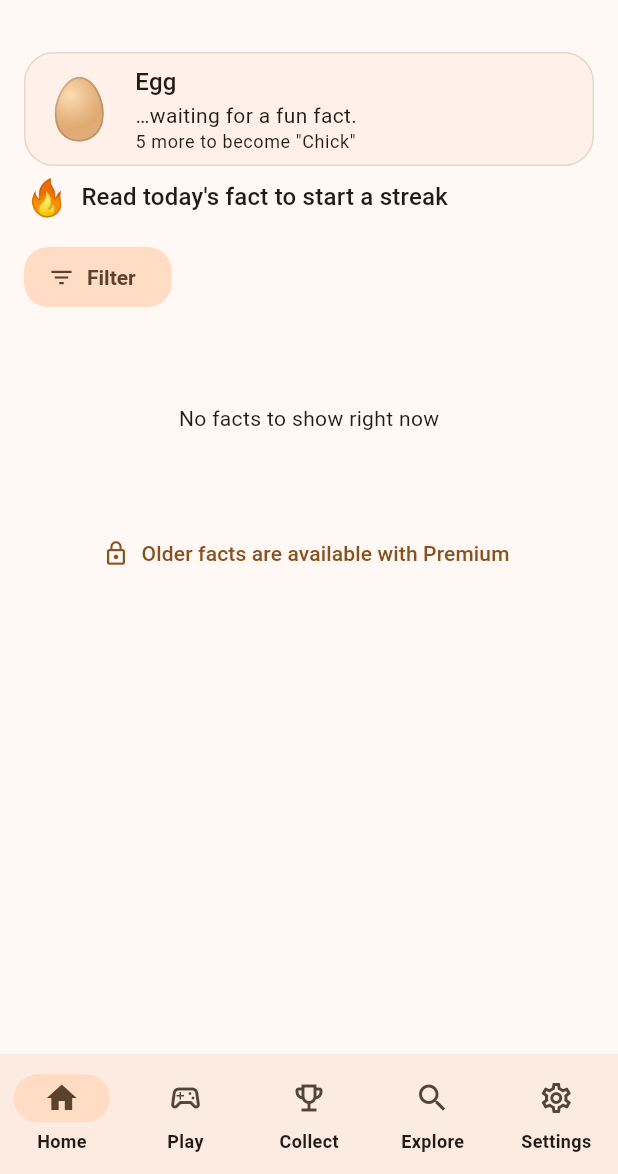
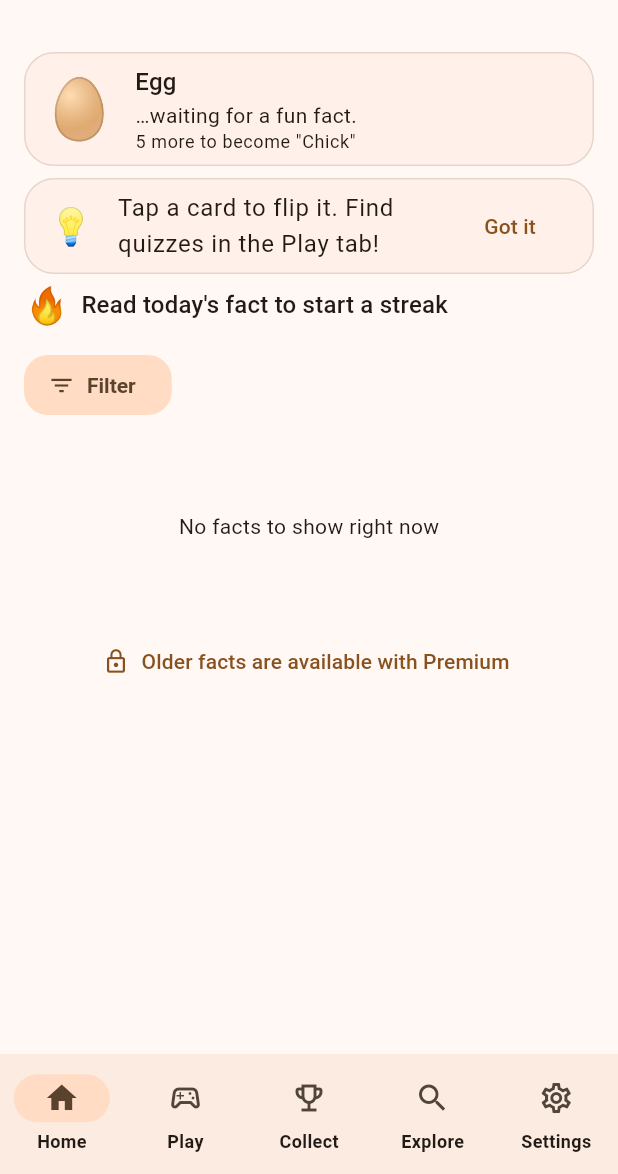
Before and after one commit to zka32101/knowly, a Flutter app: the HomeScreen screen opened by its route, on a phone screen of 412 x 824 dp, the part 62-1236 px from its top. Run offline on Flutter 3.47's test engine with Material 3 defaults, Android fonts, the phone set to English and light mode, and no system bars; our stand-ins replace audio_service, firebase_core, flutter_local_notifications, flutter_riverpod, flutter_timezone, flutter_tts and 4 more; missing offline and left inert: cross_promo_kit, home_widget, purchases_flutter; accounts and stored records are empty.

Commit message:
UX: one-time home tips banner (hintsSeen)
Co-Authored-By: Claude Sonnet 5.5 <noreply@anthropic.com>
Claude-Session: https://claude.ai/code/session_01TV5FS5z2TaHhGRMDVKXkpw

```diff
--- a/lib/l10n/app_en.arb
+++ b/lib/l10n/app_en.arb
@@ -6,6 +6,8 @@
   "languageJa": "日本語",
   "languageEn": "English",
   "continueButton": "Next",
+  "hintHomeTips": "Tap a card to flip it. Find quizzes in the Play tab!",
+  "hintGotIt": "Got it",
   "onboardingSkip": "Maybe later",
   "onboardingPickBand": "Or just pick what fits best",
   "birthYearTitle": "Choose your birth year",
--- a/lib/l10n/app_es.arb
+++ b/lib/l10n/app_es.arb
@@ -6,6 +6,8 @@
   "languageJa": "日本語",
   "languageEn": "English",
   "continueButton": "Siguiente",
+  "hintHomeTips": "Toca una tarjeta para girarla. ¡En «Jugar» hay quizzes!",
+  "hintGotIt": "Entendido",
   "onboardingSkip": "Más tarde",
   "onboardingPickBand": "O elige lo que mejor te encaje",
   "birthYearTitle": "Elige tu año de nacimiento",
--- a/lib/l10n/app_ja.arb
+++ b/lib/l10n/app_ja.arb
@@ -6,6 +6,8 @@
   "languageJa": "日本語",
   "languageEn": "English",
   "continueButton": "つぎへ",
+  "hintHomeTips": "カードを タップすると めくれるよ。「あそぶ」には クイズも あるよ！",
+  "hintGotIt": "わかった",
   "onboardingSkip": "あとで",
   "onboardingPickBand": "年齢にいちばん近いものを選んでください",
   "birthYearTitle": "生まれた年を えらんでください",
--- a/lib/l10n/app_ko.arb
+++ b/lib/l10n/app_ko.arb
@@ -6,6 +6,8 @@
   "languageJa": "日本語",
   "languageEn": "English",
   "continueButton": "다음",
+  "hintHomeTips": "카드를 누르면 뒤집혀요. ‘놀기’에는 퀴즈도 있어요!",
+  "hintGotIt": "알겠어요",
   "onboardingSkip": "나중에",
   "onboardingPickBand": "또는 가장 알맞은 것을 골라 주세요",
   "birthYearTitle": "태어난 해를 선택하세요",
--- a/lib/l10n/app_localizations.dart
+++ b/lib/l10n/app_localizations.dart
@@ -140,6 +140,18 @@ abstract class AppLocalizations {
   /// **'つぎへ'**
   String get continueButton;
 
+  /// No description provided for @hintHomeTips.
+  ///
+  /// In ja, this message translates to:
+  /// **'カードを タップすると めくれるよ。「あそぶ」には クイズも あるよ！'**
+  String get hintHomeTips;
+
+  /// No description provided for @hintGotIt.
+  ///
+  /// In ja, this message translates to:
+  /// **'わかった'**
+  String get hintGotIt;
+
   /// No description provided for @onboardingSkip.
   ///
   /// In ja, this message translates to:
--- a/lib/l10n/app_localizations_en.dart
+++ b/lib/l10n/app_localizations_en.dart
@@ -25,6 +25,13 @@ class AppLocalizationsEn extends AppLocalizations {
 
   @override
   String get continueButton => 'Next';
+
+  @override
+  String get hintHomeTips =>
+      'Tap a card to flip it. Find quizzes in the Play tab!';
+
+  @override
+  String get hintGotIt => 'Got it';
 
   @override
   String get onboardingSkip => 'Maybe later';
--- a/lib/l10n/app_localizations_ja.dart
+++ b/lib/l10n/app_localizations_ja.dart
@@ -25,6 +25,12 @@ class AppLocalizationsJa extends AppLocalizations {
 
   @override
   String get continueButton => 'つぎへ';
+
+  @override
+  String get hintHomeTips => 'カードを タップすると めくれるよ。「あそぶ」には クイズも あるよ！';
+
+  @override
+  String get hintGotIt => 'わかった';
 
   @override
   String get onboardingSkip => 'あとで';
--- a/lib/l10n/app_localizations_ko.dart
+++ b/lib/l10n/app_localizations_ko.dart
@@ -25,6 +25,12 @@ class AppLocalizationsKo extends AppLocalizations {
 
   @override
   String get continueButton => '다음';
+
+  @override
+  String get hintHomeTips => '카드를 누르면 뒤집혀요. ‘놀기’에는 퀴즈도 있어요!';
+
+  @override
+  String get hintGotIt => '알겠어요';
 
   @override
   String get onboardingSkip => '나중에';
--- a/lib/l10n/app_localizations_zh.dart
+++ b/lib/l10n/app_localizations_zh.dart
@@ -25,6 +25,12 @@ class AppLocalizationsZh extends AppLocalizations {
 
   @override
   String get continueButton => '下一步';
+
+  @override
+  String get hintHomeTips => '点按卡片可以翻面。“玩”里还有测验哦！';
+
+  @override
+  String get hintGotIt => '知道了';
 
   @override
   String get onboardingSkip => '稍后再说';
--- a/lib/l10n/app_zh.arb
+++ b/lib/l10n/app_zh.arb
@@ -6,6 +6,8 @@
   "languageJa": "日本語",
   "languageEn": "English",
   "continueButton": "下一步",
+  "hintHomeTips": "点按卡片可以翻面。“玩”里还有测验哦！",
+  "hintGotIt": "知道了",
   "onboardingSkip": "稍后再说",
   "onboardingPickBand": "或者直接选择最合适的",
   "birthYearTitle": "请选择出生年份",
--- a/lib/l10n/ja_styles.dart
+++ b/lib/l10n/ja_styles.dart
@@ -131,6 +131,12 @@ class AppLocalizationsJaJunior extends AppLocalizationsJa {
   String get continueButton => _jr(super.continueButton);
 
   @override
+  String get hintHomeTips => _jr(super.hintHomeTips);
+
+  @override
+  String get hintGotIt => _jr(super.hintGotIt);
+
+  @override
   String get onboardingSkip => _jr(super.onboardingSkip);
 
   @override
@@ -766,6 +772,12 @@ class AppLocalizationsJaAdult extends AppLocalizationsJa {
 
   @override
   String get continueButton => '次へ';
+
+  @override
+  String get hintHomeTips => 'カードをタップするとめくれます。「遊ぶ」にはクイズもあります。';
+
+  @override
+  String get hintGotIt => '分かった';
 
   @override
   String get onboardingSkip => '後で';
@@ -1469,6 +1481,9 @@ class AppLocalizationsJaTeen extends AppLocalizationsJaAdult {
   AppLocalizationsJaTeen([super.locale]);
 
   @override
+  String get hintHomeTips => 'カードをタップするとめくれるよ。「遊ぶ」にはクイズもあるよ！';
+
+  @override
   String get interestsTitle => '好きなジャンルを選ぼう';
 
   @override
--- a/lib/screens/home_screen.dart
+++ b/lib/screens/home_screen.dart
@@ -249,6 +249,19 @@ class _FeedHome extends ConsumerWidget {
       padding: const EdgeInsets.all(16),
       children: [
         const MascotCard(),
+        if (!settings.hintsSeen.contains('home_tips'))
+          Card(
+            key: const Key('home_tips'),
+            child: ListTile(
+              leading: const Text('💡', style: TextStyle(fontSize: 24)),
+              title: Text(l.hintHomeTips),
+              trailing: TextButton(
+                key: const Key('home_tips_dismiss'),
+                onPressed: () => ref.read(settingsProvider.notifier).markHintSeen('home_tips'),
+                child: Text(l.hintGotIt),
+              ),
+            ),
+          ),
         const _ReviewBanner(),
         const _RecapBanner(),
         if (streak != null)
```
Also changed, not shown: lib/l10n/app_localizations_es.dart (+7 -0 lines), lib/state/settings.dart (+15 -0 lines), 3 other files.
